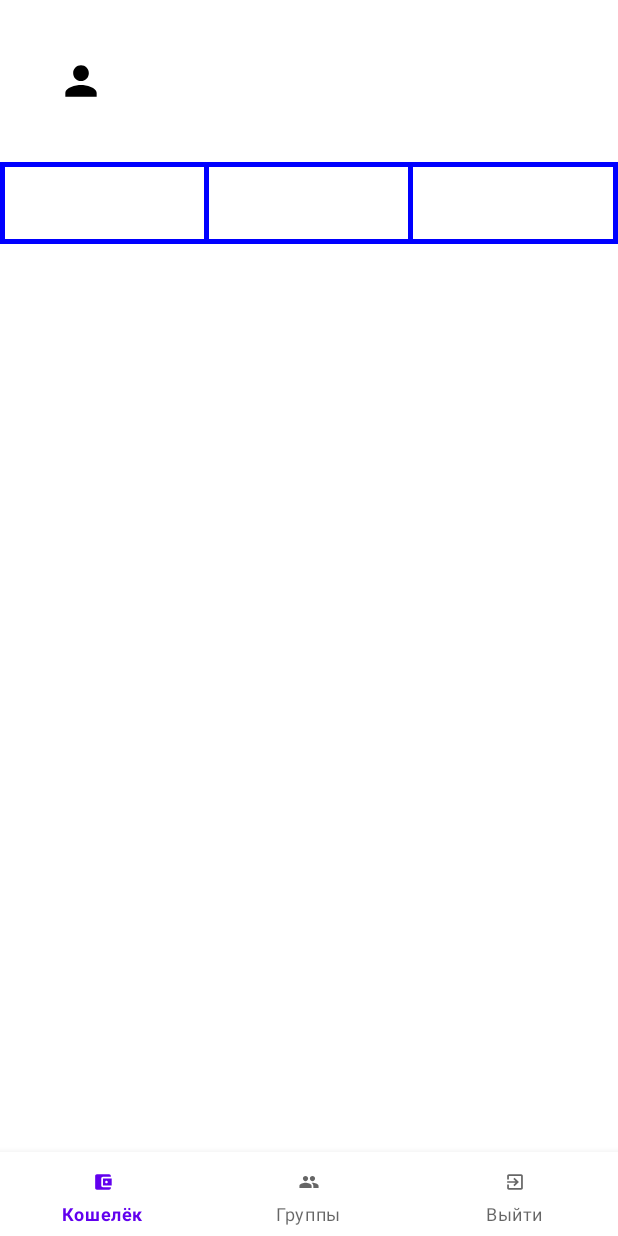
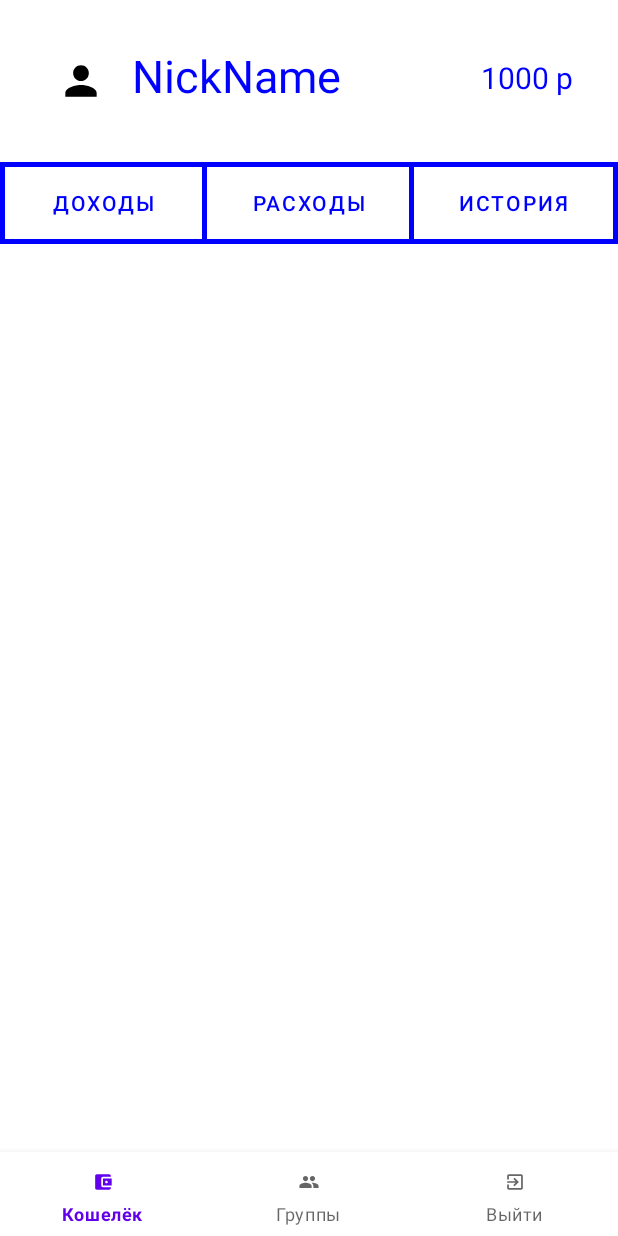
Before and after one commit to PavelFilonov/MoneyWayApp, an Android app: the layout wallet.xml on its own in the app's theme, with its tools: preview values and no code run, on a phone screen of 412 x 824 dp. Run offline under Robolectric (Android 15) with nearby library versions, the phone set to English and light mode, and no system bars.

```diff
--- a/app/src/main/res/layout/wallet.xml
+++ b/app/src/main/res/layout/wallet.xml
@@ -33,6 +33,7 @@
                 android:layout_width="match_parent"
                 android:layout_height="wrap_content"
                 android:layout_weight="1"
+                android:text="NickName"
                 android:textColor="@color/blue"
                 android:textSize="30sp" />
         </LinearLayout>
@@ -42,13 +43,14 @@
             android:layout_height="wrap_content"
             android:layout_marginTop="8dp"
             android:gravity="right"
+            android:text="1000 р"
             android:textColor="@color/blue"
             android:textSize="20sp" />
     </LinearLayout>
 
     <LinearLayout
         android:layout_width="match_parent"
-        android:layout_height="3dp"
+        android:layout_height="@dimen/border_button"
         android:layout_marginTop="30dp"
         android:background="@color/blue" />
 
@@ -58,7 +60,7 @@
         android:orientation="horizontal">
 
         <LinearLayout
-            android:layout_width="3dp"
+            android:layout_width="@dimen/border_button"
             android:layout_height="match_parent"
             android:background="@color/blue"
             android:orientation="vertical" />
@@ -70,10 +72,11 @@
             android:layout_height="wrap_content"
             android:layout_weight="1"
             android:backgroundTint="@color/white"
+            android:text="Доходы"
             android:textColor="@color/blue" />
 
         <LinearLayout
-            android:layout_width="3dp"
+            android:layout_width="@dimen/border_button"
             android:layout_height="match_parent"
             android:background="@color/blue"
             android:orientation="vertical" />
@@ -85,10 +88,11 @@
             android:layout_height="wrap_content"
             android:layout_weight="1"
             android:backgroundTint="@color/white"
+            android:text="Расходы"
             android:textColor="@color/blue" />
 
         <LinearLayout
-            android:layout_width="3dp"
+            android:layout_width="@dimen/border_button"
             android:layout_height="match_parent"
             android:background="@color/blue"
             android:orientation="vertical" />
@@ -100,10 +104,11 @@
             android:layout_height="wrap_content"
             android:layout_weight="1"
             android:backgroundTint="@color/white"
+            android:text="История"
             android:textColor="@color/blue" />
 
         <LinearLayout
-            android:layout_width="3dp"
+            android:layout_width="@dimen/border_button"
             android:layout_height="match_parent"
             android:background="@color/blue"
             android:orientation="vertical" />
@@ -118,6 +123,14 @@
         android:id="@+id/frame_wallet"
         android:layout_width="match_parent"
         android:layout_height="wrap_content">
+
+        <LinearLayout
+            android:layout_width="match_parent"
+            android:layout_height="match_parent"
+            android:orientation="vertical">
+
+
+        </LinearLayout>
     </FrameLayout>
 
     <RelativeLayout
--- a/app/src/main/res/values/dimens.xml
+++ b/app/src/main/res/values/dimens.xml
@@ -16,4 +16,5 @@
     <dimen name="account_data_top">120dp</dimen>
     <dimen name="row_horizontal">20dp</dimen>
     <dimen name="row_vertical">15dp</dimen>
+    <dimen name="border_button">3dp</dimen>
 </resources>
--- a/app/src/main/res/values/strings.xml
+++ b/app/src/main/res/values/strings.xml
@@ -26,4 +26,8 @@
     <string name="groups_menu">Группы</string>
     <string name="exit_menu">Выйти</string>
     <string name="profile_image">Профиль</string>
+    <!-- TODO: Remove or change this placeholder text -->
+    <string name="hello_blank_fragment">Hello blank fragment</string>
+    <string name="name_category">Название категории</string>
+    <string name="add_category_button">Добавить</string>
 </resources>
```
Also changed, not shown: app/src/main/java/com/example/moneywayapp/IncomeFragment.java (added, +64 -0 lines), app/src/main/res/layout/income.xml (added, +61 -0 lines).
